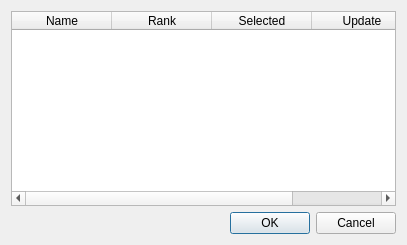
Old version of the form src/interface/qt/model/QSelectWaveDialog.ui in the repository inglis-dl/Alder.
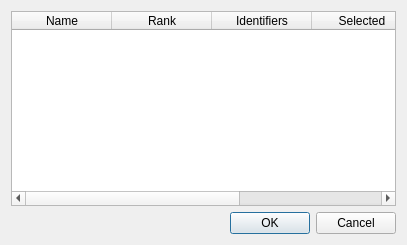
New version of the form.

Commit message:
WIP: add identifier update status
- add a column showing the number of downloaded identifiers
  vs the total number available in Opal

Patch:
```diff
--- a/src/interface/qt/model/QSelectWaveDialog.ui
+++ b/src/interface/qt/model/QSelectWaveDialog.ui
@@ -65,6 +65,11 @@
          <string>Rank</string>
         </property>
        </column>
+       <column>
+        <property name="text">
+         <string>Identifiers</string>
+        </property>
+       </column>
        <column>
         <property name="text">
          <string>Selected</string>
```
The commit also changes 3 other files.
